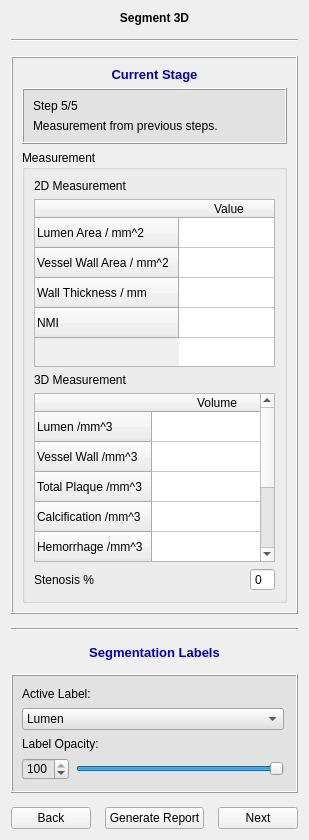
Above: codes/Module/ModuleWidget.ui from wuzhuobin/PlaqueQuant before the change. Below: the same form after it.
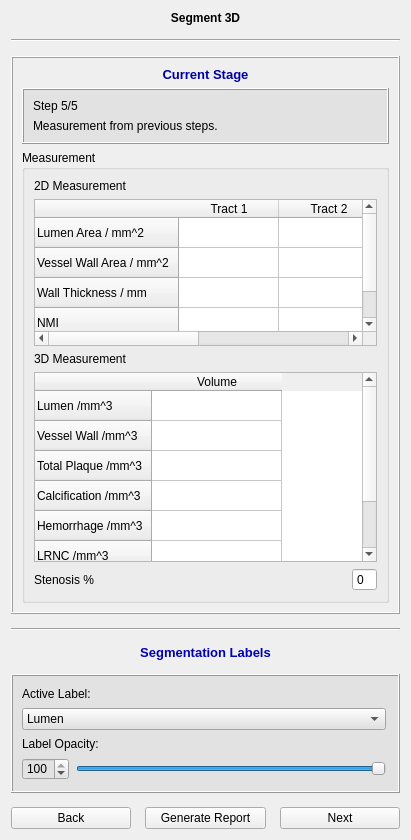
That is the form after the change. The open tabs and pages were chosen to show the change. Icons and pictures are not drawn.

Commit message: Rewrote maximum wall thickness algo

```diff
--- a/codes/Module/ModuleWidget.ui
+++ b/codes/Module/ModuleWidget.ui
@@ -6,7 +6,7 @@
    <rect>
     <x>0</x>
     <y>0</y>
-    <width>300</width>
+    <width>411</width>
     <height>840</height>
    </rect>
   </property>
@@ -856,6 +856,12 @@
               <height>0</height>
              </size>
             </property>
+            <property name="maximumSize">
+             <size>
+              <width>16777215</width>
+              <height>150</height>
+             </size>
+            </property>
             <property name="font">
              <font>
               <family>Arial</family>
@@ -913,7 +919,12 @@
             </row>
             <column>
              <property name="text">
-              <string>Value</string>
+              <string>Tract 1</string>
+             </property>
+            </column>
+            <column>
+             <property name="text">
+              <string>Tract 2</string>
              </property>
             </column>
            </widget>
```
Left out of the diff: 4 changed lines with no effect on the pictures. The commit also changes 5 other files.
